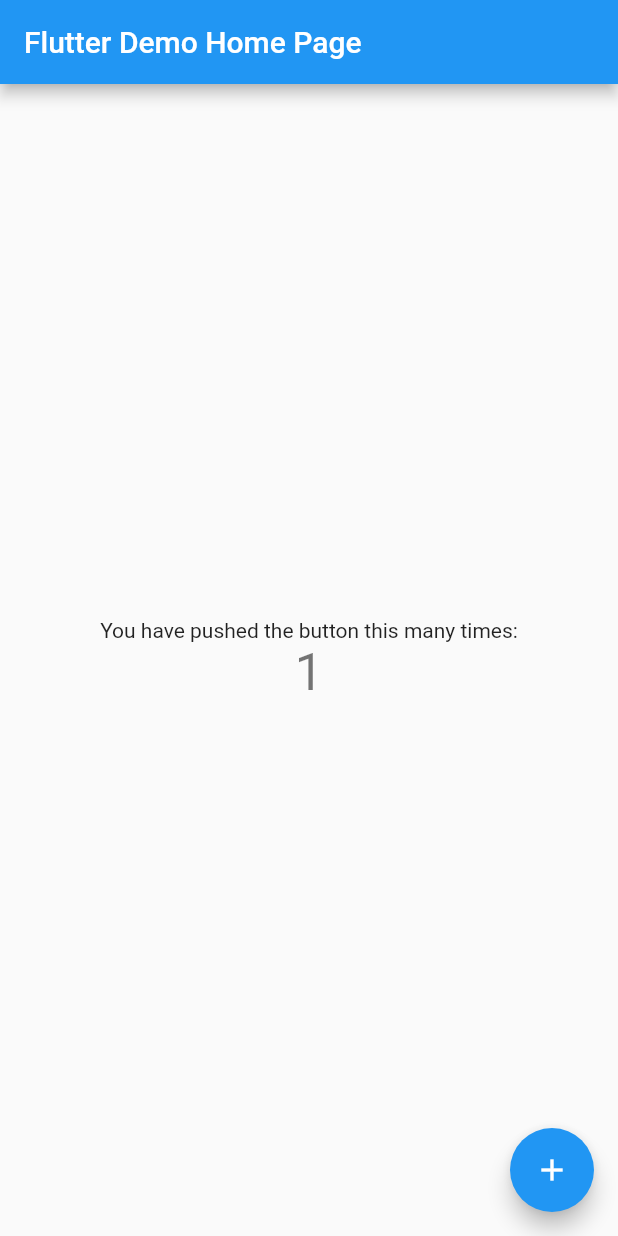
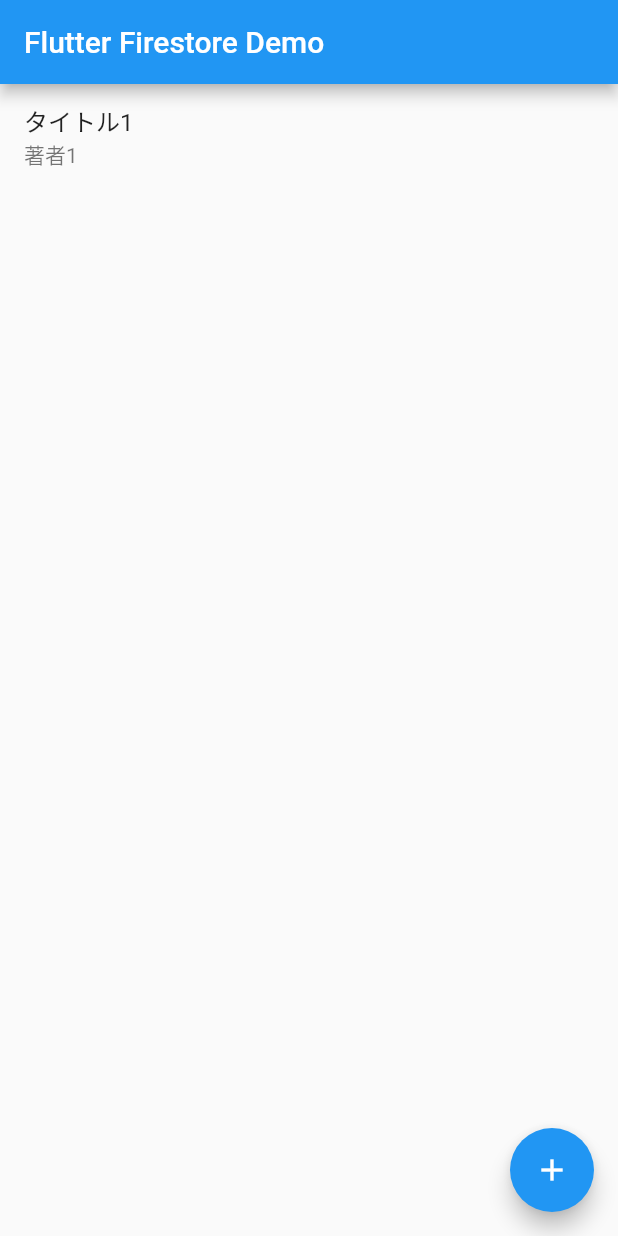
Before and after one commit to Kai-Moriuchi/Firebase_test, a Flutter app: the screen it shows after launch, after a tap on the "add" icon, on a phone screen of 412 x 824 dp. Run offline on Flutter 3.47's test engine with Material 2 defaults, Android fonts, the phone set to English and light mode, and no system bars; our stand-ins replace cloud_firestore; accounts and stored records are empty.

Commit message:
サンプルの読み込み
参考サイト：https://webbibouroku.com/Blog/Article/flutter-firestore#outline__3_1

```diff
--- a/firebase_test/lib/main.dart
+++ b/firebase_test/lib/main.dart
@@ -1,111 +1,71 @@
 import 'package:flutter/material.dart';
+import 'package:cloud_firestore/cloud_firestore.dart';
 
-void main() => runApp(MyApp());
-
-class MyApp extends StatelessWidget {
-  // This widget is the root of your application.
-  @override
-  Widget build(BuildContext context) {
-    return MaterialApp(
-      title: 'Flutter Demo',
-      theme: ThemeData(
-        // This is the theme of your application.
-        //
-        // Try running your application with "flutter run". You'll see the
-        // application has a blue toolbar. Then, without quitting the app, try
-        // changing the primarySwatch below to Colors.green and then invoke
-        // "hot reload" (press "r" in the console where you ran "flutter run",
-        // or simply save your changes to "hot reload" in a Flutter IDE).
-        // Notice that the counter didn't reset back to zero; the application
-        // is not restarted.
-        primarySwatch: Colors.blue,
-      ),
-      home: MyHomePage(title: 'Flutter Demo Home Page'),
-    );
-  }
-}
+void main() => runApp(MyHomePage());
 
 class MyHomePage extends StatefulWidget {
-  MyHomePage({Key key, this.title}) : super(key: key);
-
-  // This widget is the home page of your application. It is stateful, meaning
-  // that it has a State object (defined below) that contains fields that affect
-  // how it looks.
-
-  // This class is the configuration for the state. It holds the values (in this
-  // case the title) provided by the parent (in this case the App widget) and
-  // used by the build method of the State. Fields in a Widget subclass are
-  // always marked "final".
-
-  final String title;
-
   @override
   _MyHomePageState createState() => _MyHomePageState();
 }
 
 class _MyHomePageState extends State<MyHomePage> {
-  int _counter = 0;
-
-  void _incrementCounter() {
-    setState(() {
-      // This call to setState tells the Flutter framework that something has
-      // changed in this State, which causes it to rerun the build method below
-      // so that the display can reflect the updated values. If we changed
-      // _counter without calling setState(), then the build method would not be
-      // called again, and so nothing would appear to happen.
-      _counter++;
-    });
-  }
+  var count = 1;
 
   @override
   Widget build(BuildContext context) {
-    // This method is rerun every time setState is called, for instance as done
-    // by the _incrementCounter method above.
-    //
-    // The Flutter framework has been optimized to make rerunning build methods
-    // fast, so that you can just rebuild anything that needs updating rather
-    // than having to individually change instances of widgets.
-    return Scaffold(
-      appBar: AppBar(
-        // Here we take the value from the MyHomePage object that was created by
-        // the App.build method, and use it to set our appbar title.
-        title: Text(widget.title),
+    return MaterialApp(
+      title: 'Flutter Firestore Demo',
+      theme: ThemeData(
+        primarySwatch: Colors.blue,
       ),
-      body: Center(
-        // Center is a layout widget. It takes a single child and positions it
-        // in the middle of the parent.
-        child: Column(
-          // Column is also a layout widget. It takes a list of children and
-          // arranges them vertically. By default, it sizes itself to fit its
-          // children horizontally, and tries to be as tall as its parent.
-          //
-          // Invoke "debug painting" (press "p" in the console, choose the
-          // "Toggle Debug Paint" action from the Flutter Inspector in Android
-          // Studio, or the "Toggle Debug Paint" command in Visual Studio Code)
-          // to see the wireframe for each widget.
-          //
-          // Column has various properties to control how it sizes itself and
-          // how it positions its children. Here we use mainAxisAlignment to
-          // center the children vertically; the main axis here is the vertical
-          // axis because Columns are vertical (the cross axis would be
-          // horizontal).
-          mainAxisAlignment: MainAxisAlignment.center,
-          children: <Widget>[
-            Text(
-              'You have pushed the button this many times:',
-            ),
-            Text(
-              '$_counter',
-              style: Theme.of(context).textTheme.display1,
-            ),
-          ],
+      home: Scaffold(
+        appBar: AppBar(
+          title: Text('Flutter Firestore Demo'),
+        ),
+        body: createListView(),
+        floatingActionButton: FloatingActionButton(
+          onPressed: () {
+            // Firestore 上にデータを追加
+            Firestore.instance.collection('books').add({
+              'title': 'タイトル$count',
+              'author': '著者$count',
+            });
+            count += 1;
+          },
+          child: Icon(Icons.add),
         ),
       ),
-      floatingActionButton: FloatingActionButton(
-        onPressed: _incrementCounter,
-        tooltip: 'Increment',
-        child: Icon(Icons.add),
-      ), // This trailing comma makes auto-formatting nicer for build methods.
+    );
+  }
+
+  createListView() {
+    Firestore.instance.collection('books').snapshots().listen((data) {
+      print(data);
+    });
+
+    return StreamBuilder(
+      stream: Firestore.instance.collection('books').snapshots(),
+      builder: (BuildContext context, AsyncSnapshot<QuerySnapshot> snapshot) {
+        // エラーの場合
+        if (snapshot.hasError) {
+          return Text('Error: ${snapshot.error}');
+        }
+
+        // 通信中の場合
+        switch (snapshot.connectionState) {
+          case ConnectionState.waiting:
+            return Text('Loading ...');
+          default:
+            return ListView(
+              children: snapshot.data.documents.map((DocumentSnapshot document) {
+                return new ListTile(
+                  title: new Text(document['title']),
+                  subtitle: new Text(document['author']),
+                );
+              }).toList(),
+            );
+        }
+      },
     );
   }
 }
--- a/firebase_test/pubspec.yaml
+++ b/firebase_test/pubspec.yaml
@@ -19,6 +19,9 @@ environment:
 dependencies:
   flutter:
     sdk: flutter
+  cloud_firestore: ^0.9.13
+  #firebase_core: ^0.2.5       # This dependency was added during initial configuration.
+  #firebase_analytics: ^1.0.4  # add dependency for Google Analytics for Firebase
 
   # The following adds the Cupertino Icons font to your application.
   # Use with the CupertinoIcons class for iOS style icons.
```
Also changed, not shown: firebase_test/pubspec.lock, 13 other files.
